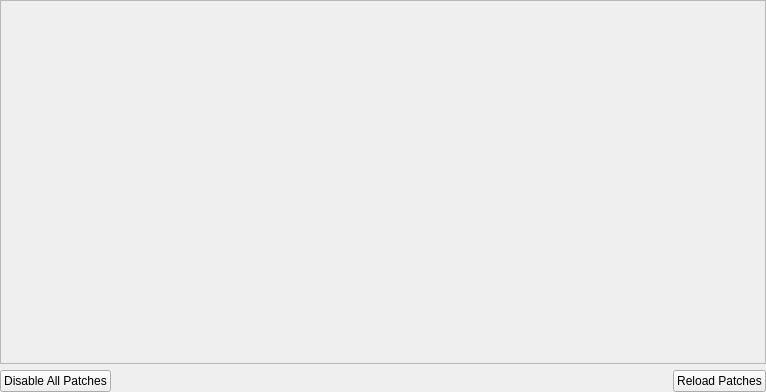
First picture: the form in src/duckstation-qt/gamepatchsettingswidget.ui, repository kofxi3584karlayang/duckstation, before the edit.
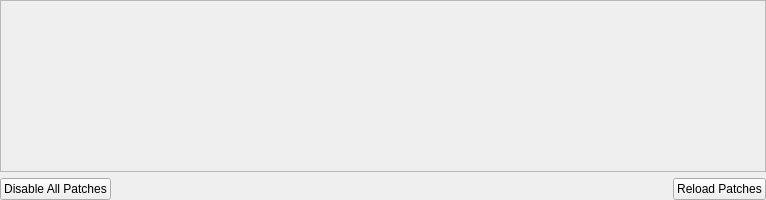
Second picture: the form after the edit.

Commit message: Qt: Fix sizing of patch detail widgets

The edit to the form file:
```diff
--- a/src/duckstation-qt/gamepatchsettingswidget.ui
+++ b/src/duckstation-qt/gamepatchsettingswidget.ui
@@ -7,7 +7,7 @@
     <x>0</x>
     <y>0</y>
     <width>766</width>
-    <height>392</height>
+    <height>200</height>
    </rect>
   </property>
   <layout class="QVBoxLayout" name="verticalLayout">
@@ -28,6 +28,9 @@
      <property name="horizontalScrollBarPolicy">
       <enum>Qt::ScrollBarPolicy::ScrollBarAlwaysOff</enum>
      </property>
+     <property name="sizeAdjustPolicy">
+      <enum>QAbstractScrollArea::SizeAdjustPolicy::AdjustToContents</enum>
+     </property>
      <property name="widgetResizable">
       <bool>true</bool>
      </property>
@@ -49,8 +52,8 @@
        </property>
        <property name="sizeHint" stdset="0">
         <size>
-         <width>40</width>
-         <height>20</height>
+         <width>0</width>
+         <height>0</height>
         </size>
        </property>
       </spacer>
```
The commit also changes 2 other files.
